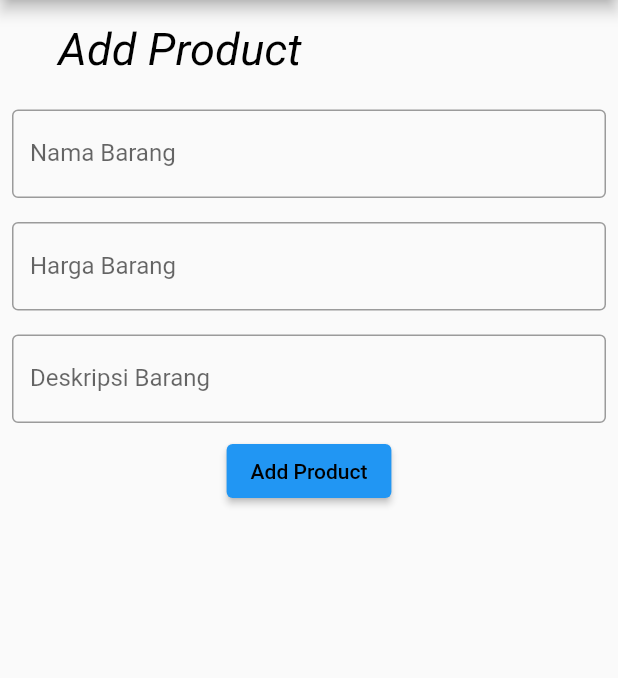
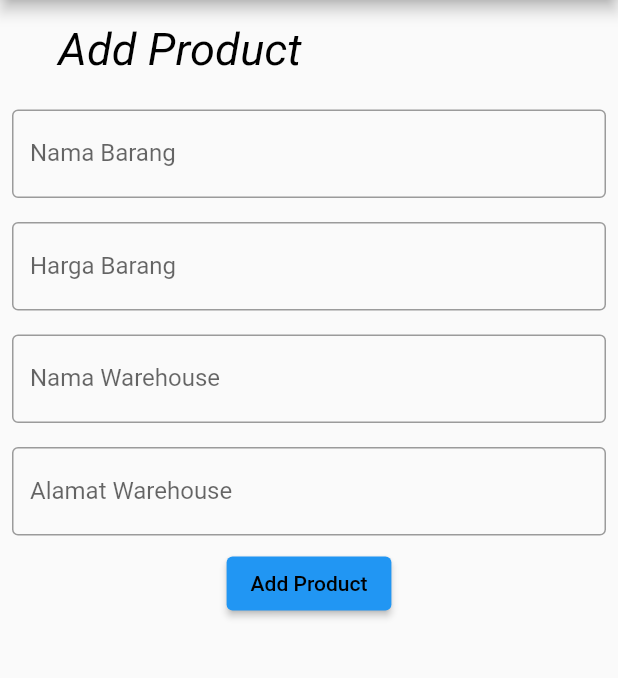
Before and after one commit to MarcoKeegan/warehouse_application, a Flutter app: the AddProductPage screen opened by its route, on a phone screen of 412 x 824 dp, the part 84-762 px from its top. Run offline on Flutter 3.47's test engine with Material 2 defaults, Android fonts, the phone set to English and light mode, and no system bars; our stand-ins replace bloc, equatable, firebase_auth, firebase_core, flutter_bloc, flutter_form_builder and 1 more; accounts and stored records are empty; network calls fail.

Commit message:
update 4 july

```diff
--- a/lib/repo/provider/warehouseApi_Provider.dart
+++ b/lib/repo/provider/warehouseApi_Provider.dart
@@ -4,6 +4,7 @@ import 'package:http/http.dart' as http;
 import 'package:warehouse_application/models/firebaseUid_models.dart';
 import 'package:warehouse_application/models/registerUser_model.dart';
 import 'package:warehouse_application/models/response_model.dart';
+import 'package:warehouse_application/models/userRole_model.dart';
 
 class WarehouseApiProvider {
   WarehouseApiProvider({http.Client? warehouse})
@@ -57,6 +58,19 @@ class WarehouseApiProvider {
     }
   }
 
+  Future<UserPack> getRole(int roleId) async {
+    final Uri _url = Uri.parse('$_baseUrl/user/User_role');
+
+    try {
+      final http.Response response = await _warehouse.get(_url);
+      if (response.statusCode == 200) {
+        return UserPack.fromJson(jsonDecode(response.body));
+      }
+      throw Exception(response.statusCode);
+    } catch (e) {
+      throw Exception(e);
+    }
+  }
   // Future loginUser(String login) async {
   //   final Uri _url = Uri.parse('$_baseUrl//user/F_user/:Firebase_UID');
   //   try {
--- a/lib/views/addProduct_Page.dart
+++ b/lib/views/addProduct_Page.dart
@@ -9,43 +9,70 @@ class AddProductPage extends StatelessWidget {
       appBar: AppBar(
         backgroundColor: Colors.cyan[400],
         centerTitle: true,
-        title: Text('Warehouse',
+        title: Text(
+          'Warehouse',
           style: TextStyle(
             fontSize: 40,
           ),
         ),
         automaticallyImplyLeading: false,
         leading: IconButton(
-          onPressed: () {Navigator.of(context).pushReplacementNamed('/viewListStckPage');},
-          icon: Icon(Icons.arrow_back, size: 30,)
-        ),
+            onPressed: () {
+              Navigator.of(context).pushReplacementNamed('/viewListStckPage');
+            },
+            icon: Icon(
+              Icons.arrow_back,
+              size: 30,
+            )),
       ),
       body: Column(
         children: [
           Padding(
             padding: const EdgeInsets.fromLTRB(8.0, 15.0, 180.0, 15.0),
-            child: Text("Add Product", style: TextStyle(fontSize: 30, fontStyle: FontStyle.italic, color: Colors.black)),
+            child: Text("Add Product",
+                style: TextStyle(
+                    fontSize: 30,
+                    fontStyle: FontStyle.italic,
+                    color: Colors.black)),
+          ),
+          Padding(
+              padding: EdgeInsets.all(8.0),
+              child: TextFormField(
+                decoration: InputDecoration(
+                    border: OutlineInputBorder(), labelText: 'Nama Barang'),
+              )),
+          Padding(
+              padding: EdgeInsets.all(8.0),
+              child: TextFormField(
+                decoration: InputDecoration(
+                    border: OutlineInputBorder(), labelText: 'Harga Barang'),
+              )),
+          Padding(
+            padding: EdgeInsets.all(8.0),
+            child: TextFormField(
+              decoration: InputDecoration(
+                border: OutlineInputBorder(),
+                labelText: 'Nama Warehouse',
+              ),
+            ),
           ),
           Padding(
             padding: EdgeInsets.all(8.0),
             child: TextFormField(
-              decoration: InputDecoration(border: OutlineInputBorder(), labelText: 'Nama Barang'),
-            )
-          ),
-          Padding(
-            padding: EdgeInsets.all(8.0),
-            child: TextFormField(
-              decoration: InputDecoration(border: OutlineInputBorder(), labelText: 'Harga Barang'),
-            )
-          ),
-          Padding(
-            padding: EdgeInsets.all(8.0),
-            child: TextFormField(
-            decoration: InputDecoration(border: OutlineInputBorder(), labelText: 'Deskripsi Barang',),),
+              decoration: InputDecoration(
+                border: OutlineInputBorder(),
+                labelText: 'Alamat Warehouse',
+              ),
+            ),
           ),
           ElevatedButton(
-            onPressed: () {Navigator.of(context).pushReplacementNamed('/viewListStckPage');},
-            child: Text("Add Product", style: TextStyle(color: Colors.black),),
+            onPressed: () {
+              Navigator.of(context).pushReplacementNamed('/viewListStckPage');
+            },
+            child: Text(
+              "Add Product",
+              style: TextStyle(color: Colors.black),
+            ),
           ),
         ],
       ),
--- a/lib/views/dashboardManager.dart
+++ b/lib/views/dashboardManager.dart
@@ -87,7 +87,7 @@ class _DashManagerPage extends State<DashManagerPage> {
                           child: InkWell(
                             onTap: () {
                               Navigator.of(context)
-                                  .pushReplacementNamed('/stockPage');
+                                  .pushReplacementNamed('/viewListStckPage');
                             },
                             child: SizedBox(
                               width: 500,
@@ -171,7 +171,8 @@ class _DashManagerPage extends State<DashManagerPage> {
               ListTile(
                 title: Text('Stock'),
                 onTap: () {
-                  Navigator.of(context).pushReplacementNamed('/stockPage');
+                  Navigator.of(context)
+                      .pushReplacementNamed('/viewListStckPage');
                 },
               ),
               ListTile(
```
Also changed, not shown: lib/repo/provider/roleApi_Provider.dart (deleted, +0 -25 lines), lib/repo/repositories/roleApi_repository.dart (+5 -3 lines), lib/views/listViewStock_Page.dart (+33 -17 lines).
